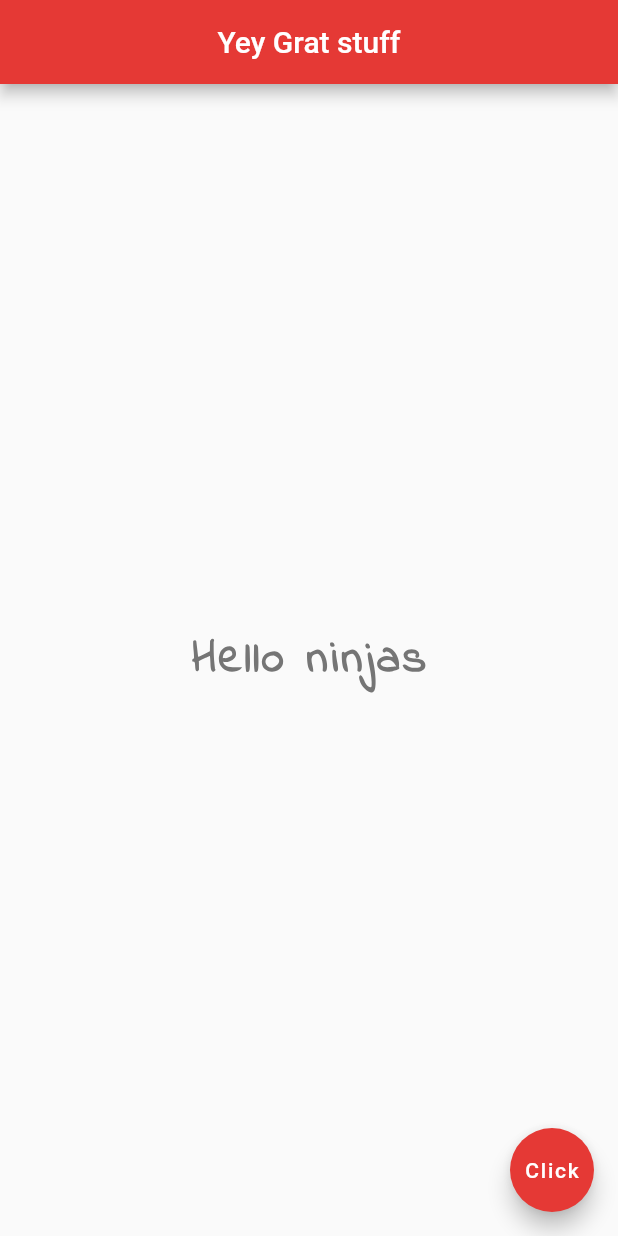
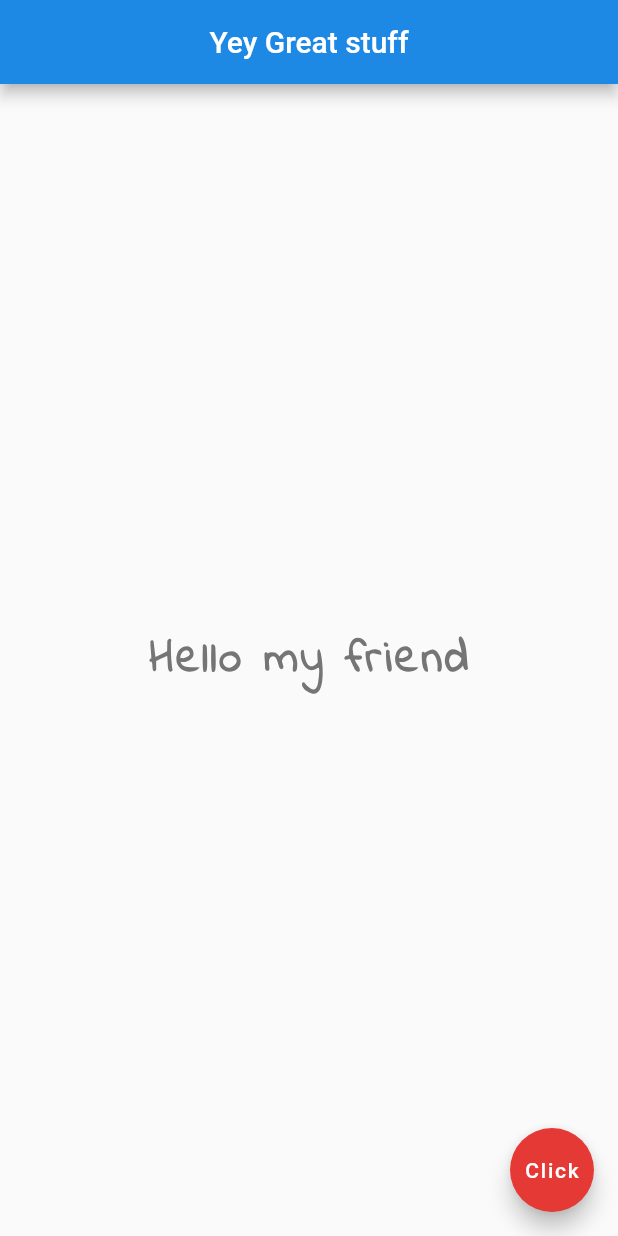
Before and after one commit to zohanny/flutter_practice, a Flutter app: the screen it shows after launch, on a phone screen of 412 x 824 dp. Run offline on Flutter 3.47's test engine with Material 2 defaults, Android fonts, the phone set to English and light mode, and no system bars.

Commit message:
Three Files Structure.

```diff
--- /dev/null
+++ b/lib/auxiliar.dart
@@ -0,0 +1,3 @@
+String getTextForApp() {
+  return "Hello my friend";
+}
--- /dev/null
+++ b/lib/home_file.dart
@@ -0,0 +1,35 @@
+import 'package:flutter/material.dart';
+import 'package:myapp/auxiliar.dart';
+
+class Home extends StatelessWidget {
+  @override
+  Widget build(BuildContext context) {
+    return Scaffold(
+      appBar: AppBar(
+        title: const Text('Yey Great stuff'),
+        centerTitle: true,
+        backgroundColor: Colors.blue[600],
+      ),
+      body: Center(
+        child: Text(
+          getTextForApp(), // THIS LINE EXECUTES THE METHOD FROM THE AUXILIAR.DART FILE
+          style: TextStyle(
+            fontSize: 30,
+            fontWeight: FontWeight.bold,
+            letterSpacing: 2,
+            color: Colors.grey[600],
+            fontFamily: 'IndieFlower',
+
+          ),
+        ),
+      ),
+      floatingActionButton: FloatingActionButton(
+        child: const Text("Click"),
+        onPressed: () {},
+        backgroundColor: Colors.red[600],
+      ),
+    );
+  }
+
+
+}
--- a/lib/jon.dart
+++ b/lib/jon.dart
@@ -1,36 +1,6 @@
 import 'package:flutter/material.dart';
+import 'package:myapp/home_file.dart';
 
 void main() => runApp(MaterialApp(
   home: Home()
 ));
-
-class Home extends StatelessWidget {
-  @override
-  Widget build(BuildContext context) {
-    return Scaffold(
-      appBar: AppBar(
-        title: const Text('Yey Grat stuff'),
-        centerTitle: true,
-        backgroundColor: Colors.red[600],
-      ),
-      body: Center(
-        child: Text(
-          "Hello ninjas",
-          style: TextStyle(
-            fontSize: 30,
-            fontWeight: FontWeight.bold,
-            letterSpacing: 2,
-            color: Colors.grey[600],
-            fontFamily: 'IndieFlower',
-
-          ),
-        ),
-      ),
-      floatingActionButton: FloatingActionButton(
-        child: const Text("Click"),
-        onPressed: () {},
-        backgroundColor: Colors.red[600],
-      ),
-    );
-  }
-}
```
